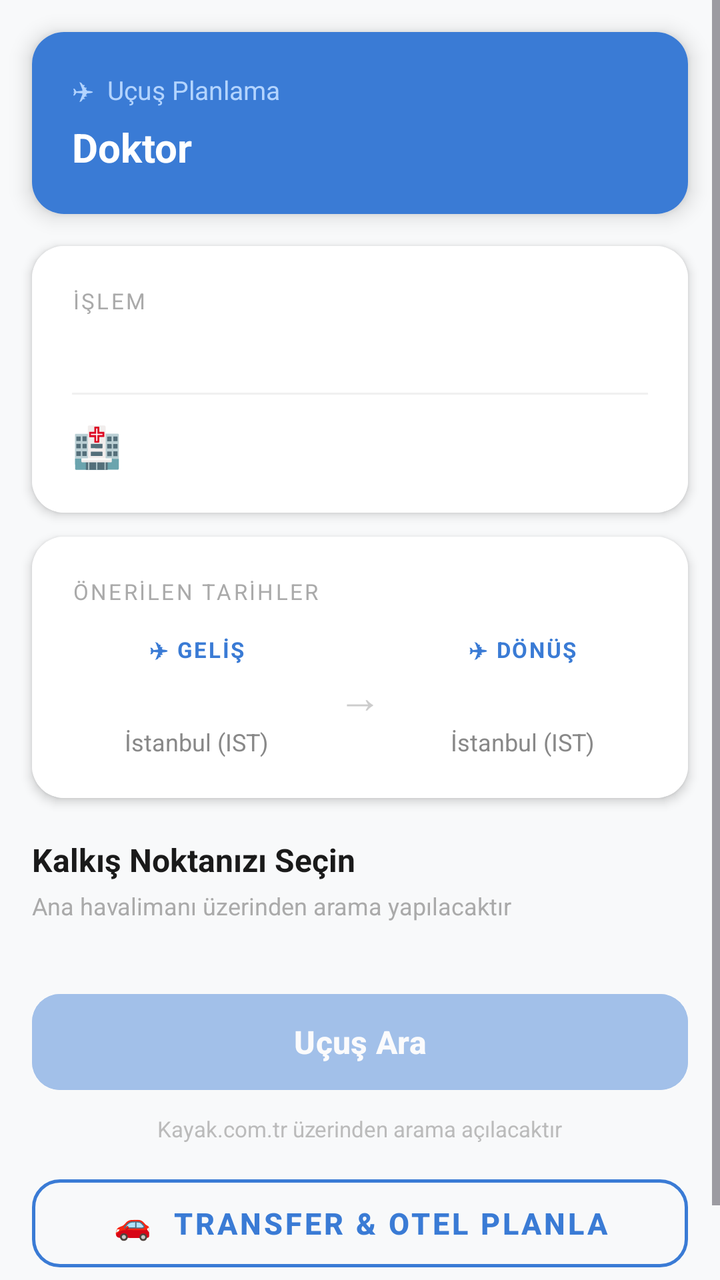
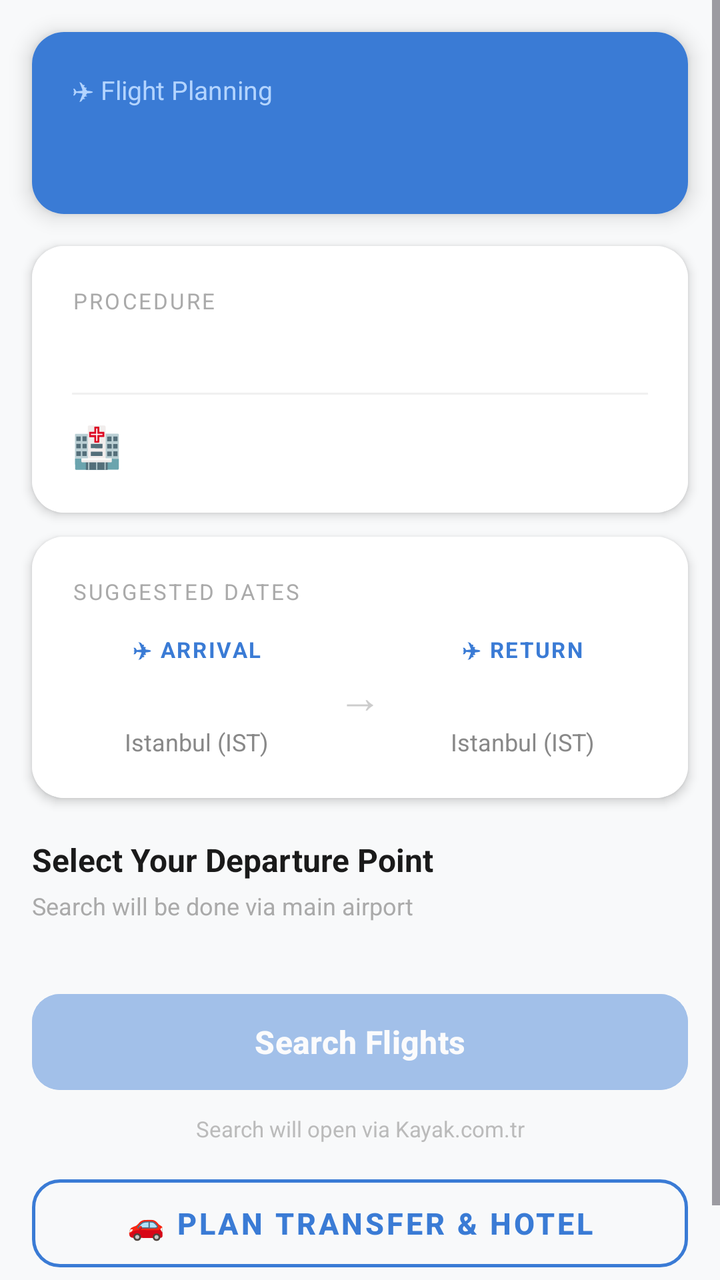

Screens rendered from an Android XML layout before and after an edit, with the pre-edit source and the edit as a unified diff.
<!-- AndroidManifest.xml: application theme Theme.HealifyApp -->
<!-- res/layout/fragment_flight.xml -->
<?xml version="1.0" encoding="utf-8"?>
<ScrollView xmlns:android="http://schemas.android.com/apk/res/android"
    xmlns:app="http://schemas.android.com/apk/res-auto"
    android:layout_width="match_parent"
    android:layout_height="match_parent"
    android:background="#F8F9FA"
    android:fillViewport="true">

    <LinearLayout
        android:layout_width="match_parent"
        android:layout_height="wrap_content"
        android:orientation="vertical"
        android:paddingBottom="40dp">

        
        <androidx.cardview.widget.CardView
            android:layout_width="match_parent"
            android:layout_height="wrap_content"
            android:layout_marginStart="16dp"
            android:layout_marginEnd="16dp"
            android:layout_marginTop="16dp"
            app:cardCornerRadius="16dp"
            app:cardElevation="6dp">
            <LinearLayout
                android:layout_width="match_parent"
                android:layout_height="wrap_content"
                android:orientation="vertical"
                android:padding="20dp"
                android:background="#3A7BD5">
                <TextView
                    android:layout_width="wrap_content"
                    android:layout_height="wrap_content"
                    android:text="✈  Uçuş Planlama"
                    android:textColor="#B3D4FF"
                    android:textSize="13sp" />
                <TextView
                    android:id="@+id/tvFlightDoctorName"
                    android:layout_width="wrap_content"
                    android:layout_height="wrap_content"
                    android:text="Doktor"
                    android:textColor="#FFFFFF"
                    android:textSize="20sp"
                    android:textStyle="bold"
                    android:layout_marginTop="6dp" />
            </LinearLayout>
        </androidx.cardview.widget.CardView>

        
        <androidx.cardview.widget.CardView
            android:layout_width="match_parent"
            android:layout_height="wrap_content"
            android:layout_marginStart="16dp"
            android:layout_marginEnd="16dp"
            android:layout_marginTop="16dp"
            app:cardCornerRadius="16dp"
            app:cardElevation="3dp">
            <LinearLayout
                android:layout_width="match_parent"
                android:layout_height="wrap_content"
                android:orientation="vertical"
                android:padding="20dp"
                android:background="#FFFFFF">
                <TextView
                    android:layout_width="wrap_content"
                    android:layout_height="wrap_content"
                    android:text="İŞLEM"
                    android:textColor="#AAAAAA"
                    android:textSize="11sp"
                    android:letterSpacing="0.1" />
                <TextView
                    android:id="@+id/tvFlightCategory"
                    android:layout_width="wrap_content"
                    android:layout_height="wrap_content"
                    android:textColor="#1A1A1A"
                    android:textSize="17sp"
                    android:textStyle="bold"
                    android:layout_marginTop="4dp" />
                <View
                    android:layout_width="match_parent"
                    android:layout_height="1dp"
                    android:background="#F0F0F0"
                    android:layout_marginTop="12dp"
                    android:layout_marginBottom="12dp" />
                <LinearLayout
                    android:layout_width="match_parent"
                    android:layout_height="wrap_content"
                    android:orientation="horizontal"
                    android:gravity="center_vertical">
                    <TextView
                        android:layout_width="wrap_content"
                        android:layout_height="wrap_content"
                        android:text="🏥"
                        android:textSize="20sp"
                        android:layout_marginEnd="10dp" />
                    <TextView
                        android:id="@+id/tvStayInfo"
                        android:layout_width="wrap_content"
                        android:layout_height="wrap_content"
                        android:textColor="#444444"
                        android:textSize="14sp"
                        android:lineSpacingExtra="4dp" />
                </LinearLayout>
            </LinearLayout>
        </androidx.cardview.widget.CardView>

        
        <androidx.cardview.widget.CardView
            android:layout_width="match_parent"
            android:layout_height="wrap_content"
            android:layout_marginStart="16dp"
            android:layout_marginEnd="16dp"
            android:layout_marginTop="12dp"
            app:cardCornerRadius="16dp"
            app:cardElevation="3dp">
            <LinearLayout
                android:layout_width="match_parent"
                android:layout_height="wrap_content"
                android:orientation="vertical"
                android:padding="20dp"
                android:background="#FFFFFF">
                <TextView
                    android:layout_width="wrap_content"
                    android:layout_height="wrap_content"
                    android:text="ÖNERİLEN TARİHLER"
                    android:textColor="#AAAAAA"
                    android:textSize="11sp"
                    android:letterSpacing="0.1"
                    android:layout_marginBottom="14dp" />
                <LinearLayout
                    android:layout_width="match_parent"
                    android:layout_height="wrap_content"
                    android:orientation="horizontal">

                    
                    <LinearLayout
                        android:layout_width="0dp"
                        android:layout_height="wrap_content"
                        android:layout_weight="1"
                        android:orientation="vertical"
                        android:gravity="center">
                        <TextView
                            android:layout_width="wrap_content"
                            android:layout_height="wrap_content"
                            android:text="✈ GELİŞ"
                            android:textColor="#3A7BD5"
                            android:textSize="11sp"
                            android:textStyle="bold"
                            android:letterSpacing="0.08" />
                        <TextView
                            android:id="@+id/tvArrivalDate"
                            android:layout_width="wrap_content"
                            android:layout_height="wrap_content"
                            android:textColor="#1A1A1A"
                            android:textSize="15sp"
                            android:textStyle="bold"
                            android:gravity="center"
                            android:layout_marginTop="6dp" />
                        <TextView
                            android:layout_width="wrap_content"
                            android:layout_height="wrap_content"
                            android:text="İstanbul (IST)"
                            android:textColor="#888888"
                            android:textSize="12sp"
                            android:layout_marginTop="4dp" />
                    </LinearLayout>

                    
                    <TextView
                        android:layout_width="wrap_content"
                        android:layout_height="wrap_content"
                        android:text="→"
                        android:textSize="22sp"
                        android:textColor="#CCCCCC"
                        android:layout_gravity="center_vertical"
                        android:paddingStart="8dp"
                        android:paddingEnd="8dp" />

                    
                    <LinearLayout
                        android:layout_width="0dp"
                        android:layout_height="wrap_content"
                        android:layout_weight="1"
                        android:orientation="vertical"
                        android:gravity="center">
                        <TextView
                            android:layout_width="wrap_content"
                            android:layout_height="wrap_content"
                            android:text="✈ DÖNÜŞ"
                            android:textColor="#3A7BD5"
                            android:textSize="11sp"
                            android:textStyle="bold"
                            android:letterSpacing="0.08" />
                        <TextView
                            android:id="@+id/tvReturnDate"
                            android:layout_width="wrap_content"
                            android:layout_height="wrap_content"
                            android:textColor="#1A1A1A"
                            android:textSize="15sp"
                            android:textStyle="bold"
                            android:gravity="center"
                            android:layout_marginTop="6dp" />
                        <TextView
                            android:layout_width="wrap_content"
                            android:layout_height="wrap_content"
                            android:text="İstanbul (IST)"
                            android:textColor="#888888"
                            android:textSize="12sp"
                            android:layout_marginTop="4dp" />
                    </LinearLayout>

                </LinearLayout>
            </LinearLayout>
        </androidx.cardview.widget.CardView>

        
        <LinearLayout
            android:layout_width="match_parent"
            android:layout_height="wrap_content"
            android:orientation="vertical"
            android:paddingStart="16dp"
            android:paddingEnd="16dp"
            android:layout_marginTop="20dp">

            <TextView
                android:layout_width="wrap_content"
                android:layout_height="wrap_content"
                android:text="Kalkış Noktanızı Seçin"
                android:textSize="16sp"
                android:textStyle="bold"
                android:textColor="#1A1A1A"
                android:layout_marginBottom="4dp" />

            <TextView
                android:layout_width="wrap_content"
                android:layout_height="wrap_content"
                android:text="Ana havalimanı üzerinden arama yapılacaktır"
                android:textSize="12sp"
                android:textColor="#AAAAAA"
                android:layout_marginBottom="12dp" />

            <androidx.recyclerview.widget.RecyclerView
                android:id="@+id/rvCountries"
                android:layout_width="match_parent"
                android:layout_height="wrap_content"
                android:nestedScrollingEnabled="false" />

        </LinearLayout>

        
        <Button
            android:id="@+id/btnSearchFlights"
            android:layout_width="match_parent"
            android:layout_height="56dp"
            android:layout_marginStart="16dp"
            android:layout_marginEnd="16dp"
            android:layout_marginTop="20dp"
            android:text="Uçuş Ara"
            android:textSize="16sp"
            android:textStyle="bold"
            android:backgroundTint="#3A7BD5"
            android:textColor="@android:color/white"
            android:enabled="false"
            android:alpha="0.45"
            app:cornerRadius="14dp" />

        <TextView
            android:layout_width="wrap_content"
            android:layout_height="wrap_content"
            android:layout_gravity="center_horizontal"
            android:text="Kayak.com.tr üzerinden arama açılacaktır"
            android:textSize="11sp"
            android:textColor="#BBBBBB"
            android:layout_marginTop="8dp"
            android:layout_marginStart="16dp"
            android:layout_marginEnd="16dp" />

        
        <com.google.android.material.button.MaterialButton
            android:id="@+id/btnGoToTransfer"
            style="@style/Widget.MaterialComponents.Button.OutlinedButton"
            android:layout_width="match_parent"
            android:layout_height="56dp"
            android:layout_marginStart="16dp"
            android:layout_marginEnd="16dp"
            android:layout_marginTop="12dp"
            android:text="🚗  Transfer &amp; Otel Planla"
            android:textSize="15sp"
            android:textStyle="bold"
            android:textColor="#3A7BD5"
            app:strokeColor="#3A7BD5"
            app:strokeWidth="1.5dp"
            app:cornerRadius="14dp" />

    </LinearLayout>
</ScrollView>
<!-- resources referenced by this layout -->
<resources>
  <style name="Theme.HealifyApp" parent="Base.Theme.HealifyApp" />
  <style name="Base.Theme.HealifyApp" parent="Theme.Material3.DayNight.NoActionBar">
          
          
      </style>
</resources>

<!-- the commit's change to res/layout/fragment_flight.xml (unified diff, before → after) -->
@@ -30,18 +30,19 @@
                 <TextView
                     android:layout_width="wrap_content"
                     android:layout_height="wrap_content"
-                    android:text="✈  Uçuş Planlama"
+                    android:text="@string/flight_title"
                     android:textColor="#B3D4FF"
-                    android:textSize="13sp" />
+                    android:textSize="13sp"
+                    android:textAlignment="viewStart" />
                 <TextView
                     android:id="@+id/tvFlightDoctorName"
                     android:layout_width="wrap_content"
                     android:layout_height="wrap_content"
-                    android:text="Doktor"
                     android:textColor="#FFFFFF"
                     android:textSize="20sp"
                     android:textStyle="bold"
-                    android:layout_marginTop="6dp" />
+                    android:layout_marginTop="6dp"
+                    android:textAlignment="viewStart" />
             </LinearLayout>
         </androidx.cardview.widget.CardView>
 
@@ -63,10 +64,11 @@
                 <TextView
                     android:layout_width="wrap_content"
                     android:layout_height="wrap_content"
-                    android:text="İŞLEM"
+                    android:text="@string/flight_procedure_label"
                     android:textColor="#AAAAAA"
                     android:textSize="11sp"
-                    android:letterSpacing="0.1" />
+                    android:letterSpacing="0.1"
+                    android:textAlignment="viewStart" />
                 <TextView
                     android:id="@+id/tvFlightCategory"
                     android:layout_width="wrap_content"
@@ -74,7 +76,8 @@
                     android:textColor="#1A1A1A"
                     android:textSize="17sp"
                     android:textStyle="bold"
-                    android:layout_marginTop="4dp" />
+                    android:layout_marginTop="4dp"
+                    android:textAlignment="viewStart" />
                 <View
                     android:layout_width="match_parent"
                     android:layout_height="1dp"
@@ -98,7 +101,8 @@
                         android:layout_height="wrap_content"
                         android:textColor="#444444"
                         android:textSize="14sp"
-                        android:lineSpacingExtra="4dp" />
+                        android:lineSpacingExtra="4dp"
+                        android:textAlignment="viewStart" />
                 </LinearLayout>
             </LinearLayout>
         </androidx.cardview.widget.CardView>
@@ -121,11 +125,12 @@
                 <TextView
                     android:layout_width="wrap_content"
                     android:layout_height="wrap_content"
-                    android:text="ÖNERİLEN TARİHLER"
+                    android:text="@string/flight_suggested_dates"
                     android:textColor="#AAAAAA"
                     android:textSize="11sp"
                     android:letterSpacing="0.1"
-                    android:layout_marginBottom="14dp" />
+                    android:layout_marginBottom="14dp"
+                    android:textAlignment="viewStart" />
                 <LinearLayout
                     android:layout_width="match_parent"
                     android:layout_height="wrap_content"
@@ -141,7 +146,7 @@
                         <TextView
                             android:layout_width="wrap_content"
                             android:layout_height="wrap_content"
-                            android:text="✈ GELİŞ"
+                            android:text="@string/flight_arrival"
                             android:textColor="#3A7BD5"
                             android:textSize="11sp"
                             android:textStyle="bold"
@@ -158,7 +163,7 @@
                         <TextView
                             android:layout_width="wrap_content"
                             android:layout_height="wrap_content"
-                            android:text="İstanbul (IST)"
+                            android:text="@string/flight_istanbul"
                             android:textColor="#888888"
                             android:textSize="12sp"
                             android:layout_marginTop="4dp" />
@@ -185,7 +190,7 @@
                         <TextView
                             android:layout_width="wrap_content"
                             android:layout_height="wrap_content"
-                            android:text="✈ DÖNÜŞ"
+                            android:text="@string/flight_return"
                             android:textColor="#3A7BD5"
                             android:textSize="11sp"
                             android:textStyle="bold"
@@ -202,7 +207,7 @@
                         <TextView
                             android:layout_width="wrap_content"
                             android:layout_height="wrap_content"
-                            android:text="İstanbul (IST)"
+                            android:text="@string/flight_istanbul"
                             android:textColor="#888888"
                             android:textSize="12sp"
                             android:layout_marginTop="4dp" />
@@ -224,19 +229,21 @@
             <TextView
                 android:layout_width="wrap_content"
                 android:layout_height="wrap_content"
-                android:text="Kalkış Noktanızı Seçin"
+                android:text="@string/flight_departure_title"
                 android:textSize="16sp"
                 android:textStyle="bold"
                 android:textColor="#1A1A1A"
-                android:layout_marginBottom="4dp" />
+                android:layout_marginBottom="4dp"
+                android:textAlignment="viewStart" />
 
             <TextView
                 android:layout_width="wrap_content"
                 android:layout_height="wrap_content"
-                android:text="Ana havalimanı üzerinden arama yapılacaktır"
+                android:text="@string/flight_search_note"
                 android:textSize="12sp"
                 android:textColor="#AAAAAA"
-                android:layout_marginBottom="12dp" />
+                android:layout_marginBottom="12dp"
+                android:textAlignment="viewStart" />
 
             <androidx.recyclerview.widget.RecyclerView
                 android:id="@+id/rvCountries"
@@ -254,7 +261,7 @@
             android:layout_marginStart="16dp"
             android:layout_marginEnd="16dp"
             android:layout_marginTop="20dp"
-            android:text="Uçuş Ara"
+            android:text="@string/flight_search_btn"
             android:textSize="16sp"
             android:textStyle="bold"
             android:backgroundTint="#3A7BD5"
@@ -267,12 +274,13 @@
             android:layout_width="wrap_content"
             android:layout_height="wrap_content"
             android:layout_gravity="center_horizontal"
-            android:text="Kayak.com.tr üzerinden arama açılacaktır"
+            android:text="@string/flight_kayak_note"
             android:textSize="11sp"
             android:textColor="#BBBBBB"
             android:layout_marginTop="8dp"
             android:layout_marginStart="16dp"
-            android:layout_marginEnd="16dp" />
+            android:layout_marginEnd="16dp"
+            android:textAlignment="center" />
 
         
         <com.google.android.material.button.MaterialButton
@@ -283,7 +291,7 @@
             android:layout_marginStart="16dp"
             android:layout_marginEnd="16dp"
             android:layout_marginTop="12dp"
-            android:text="🚗  Transfer &amp; Otel Planla"
+            android:text="@string/flight_transfer_hotel_btn"
             android:textSize="15sp"
             android:textStyle="bold"
             android:textColor="#3A7BD5"
<!-- resource entries referenced after the edit -->
@@ -1,5 +1,16 @@
 <!-- resources referenced by this layout -->
 <resources>
+  <string name="flight_arrival">✈ ARRIVAL</string>
+  <string name="flight_departure_title">Select Your Departure Point</string>
+  <string name="flight_istanbul">Istanbul (IST)</string>
+  <string name="flight_kayak_note">Search will open via Kayak.com.tr</string>
+  <string name="flight_procedure_label">PROCEDURE</string>
+  <string name="flight_return">✈ RETURN</string>
+  <string name="flight_search_btn">Search Flights</string>
+  <string name="flight_search_note">Search will be done via main airport</string>
+  <string name="flight_suggested_dates">SUGGESTED DATES</string>
+  <string name="flight_title">✈  Flight Planning</string>
+  <string name="flight_transfer_hotel_btn">🚗  Plan Transfer &amp; Hotel</string>
   <style name="Theme.HealifyApp" parent="Base.Theme.HealifyApp" />
   <style name="Base.Theme.HealifyApp" parent="Theme.Material3.DayNight.NoActionBar">
           
